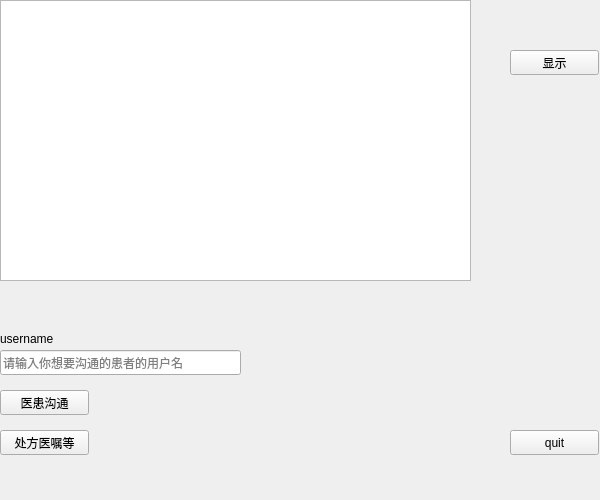
Above: demo1/viewapment.ui from KeviaWang/work before the change. Below: the same form after it.
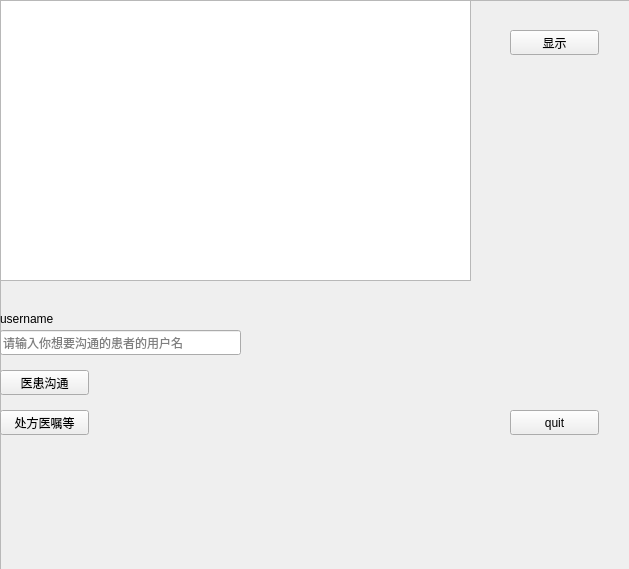
That is the form after the change. Icons and pictures are not drawn.

Patch:
```diff
--- a/demo1/viewapment.ui
+++ b/demo1/viewapment.ui
@@ -6,8 +6,8 @@
    <rect>
     <x>0</x>
     <y>0</y>
-    <width>600</width>
-    <height>500</height>
+    <width>629</width>
+    <height>569</height>
    </rect>
   </property>
   <property name="windowTitle">
@@ -16,60 +16,39 @@
   <property name="styleSheet">
    <string notr="true">#viewApMent{border-image: url(:/back/蓝色渐变.jpg);}</string>
   </property>
-  <widget class="QPushButton" name="pushButton">
-   <property name="geometry">
-    <rect>
-     <x>510</x>
-     <y>430</y>
-     <width>89</width>
-     <height>25</height>
-    </rect>
-   </property>
-   <property name="text">
-    <string>quit</string>
-   </property>
-  </widget>
-  <widget class="QTableWidget" name="tableWidget">
+  <widget class="QFrame" name="frame">
    <property name="geometry">
     <rect>
      <x>0</x>
      <y>0</y>
-     <width>471</width>
-     <height>281</height>
+     <width>631</width>
+     <height>611</height>
     </rect>
    </property>
-  </widget>
-  <widget class="QPushButton" name="pushButton_2">
+   <property name="frameShape">
+    <enum>QFrame::StyledPanel</enum>
+   </property>
+   <property name="frameShadow">
+    <enum>QFrame::Raised</enum>
+   </property>
+   <widget class="QPushButton" name="chufangyizhu">
    <property name="geometry">
     <rect>
-     <x>510</x>
-     <y>50</y>
+      <x>0</x>
+      <y>410</y>
      <width>89</width>
      <height>25</height>
     </rect>
    </property>
    <property name="text">
-    <string>显示</string>
-   </property>
-  </widget>
-  <widget class="QLineEdit" name="usernameEdit">
-   <property name="geometry">
-    <rect>
-     <x>0</x>
-     <y>350</y>
-     <width>241</width>
-     <height>25</height>
-    </rect>
-   </property>
-   <property name="placeholderText">
-    <string>请输入你想要沟通的患者的用户名</string>
+     <string>处方医嘱等</string>
    </property>
   </widget>
   <widget class="QLabel" name="username">
    <property name="geometry">
     <rect>
      <x>0</x>
-     <y>330</y>
+      <y>310</y>
      <width>91</width>
      <height>17</height>
     </rect>
@@ -82,7 +61,7 @@
    <property name="geometry">
     <rect>
      <x>0</x>
-     <y>390</y>
+      <y>370</y>
      <width>89</width>
      <height>25</height>
     </rect>
@@ -91,18 +70,55 @@
     <string>医患沟通</string>
    </property>
   </widget>
-  <widget class="QPushButton" name="chufangyizhu">
+   <widget class="QLineEdit" name="usernameEdit">
    <property name="geometry">
     <rect>
      <x>0</x>
-     <y>430</y>
+      <y>330</y>
+      <width>241</width>
+      <height>25</height>
+     </rect>
+    </property>
+    <property name="placeholderText">
+     <string>请输入你想要沟通的患者的用户名</string>
+    </property>
+   </widget>
+   <widget class="QTableWidget" name="tableWidget">
+    <property name="geometry">
+     <rect>
+      <x>0</x>
+      <y>0</y>
+      <width>471</width>
+      <height>281</height>
+     </rect>
+    </property>
+   </widget>
+   <widget class="QPushButton" name="pushButton_2">
+    <property name="geometry">
+     <rect>
+      <x>510</x>
+      <y>30</y>
      <width>89</width>
      <height>25</height>
     </rect>
    </property>
    <property name="text">
-    <string>处方医嘱等</string>
-   </property>
+     <string>显示</string>
+    </property>
+   </widget>
+   <widget class="QPushButton" name="pushButton">
+    <property name="geometry">
+     <rect>
+      <x>510</x>
+      <y>410</y>
+      <width>89</width>
+      <height>25</height>
+     </rect>
+    </property>
+    <property name="text">
+     <string>quit</string>
+    </property>
+   </widget>
   </widget>
  </widget>
  <resources/>
```
Left out of the diff: 2 changed lines with no effect on the pictures. Lines whose indentation alone changed are shown as unchanged.
